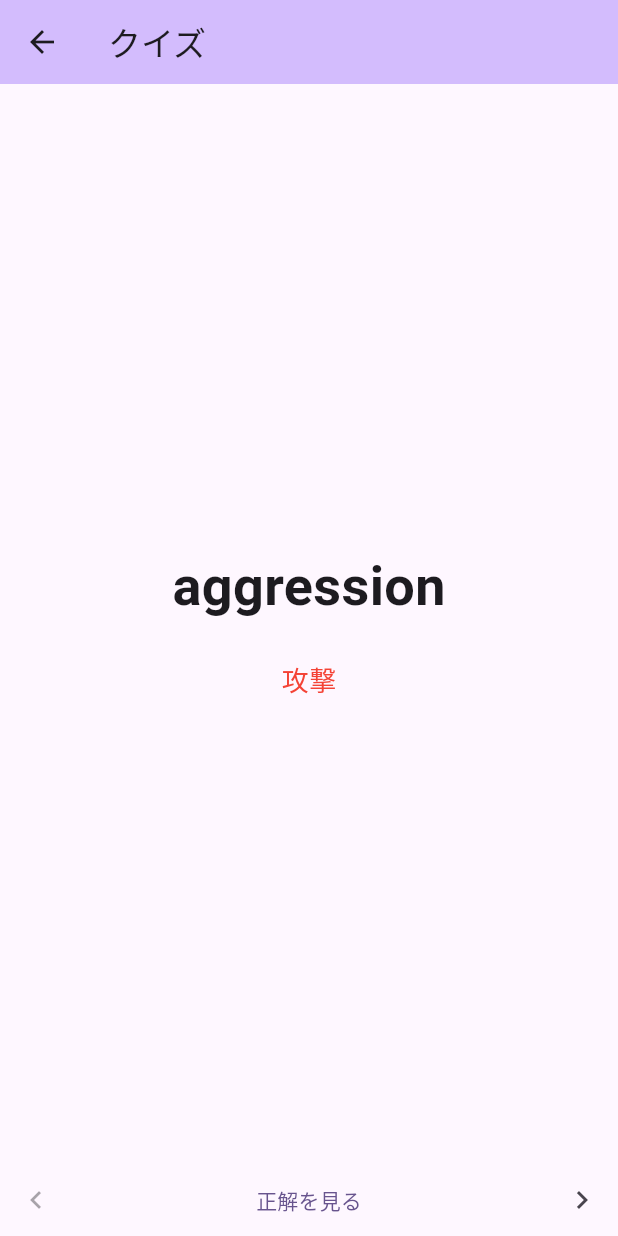
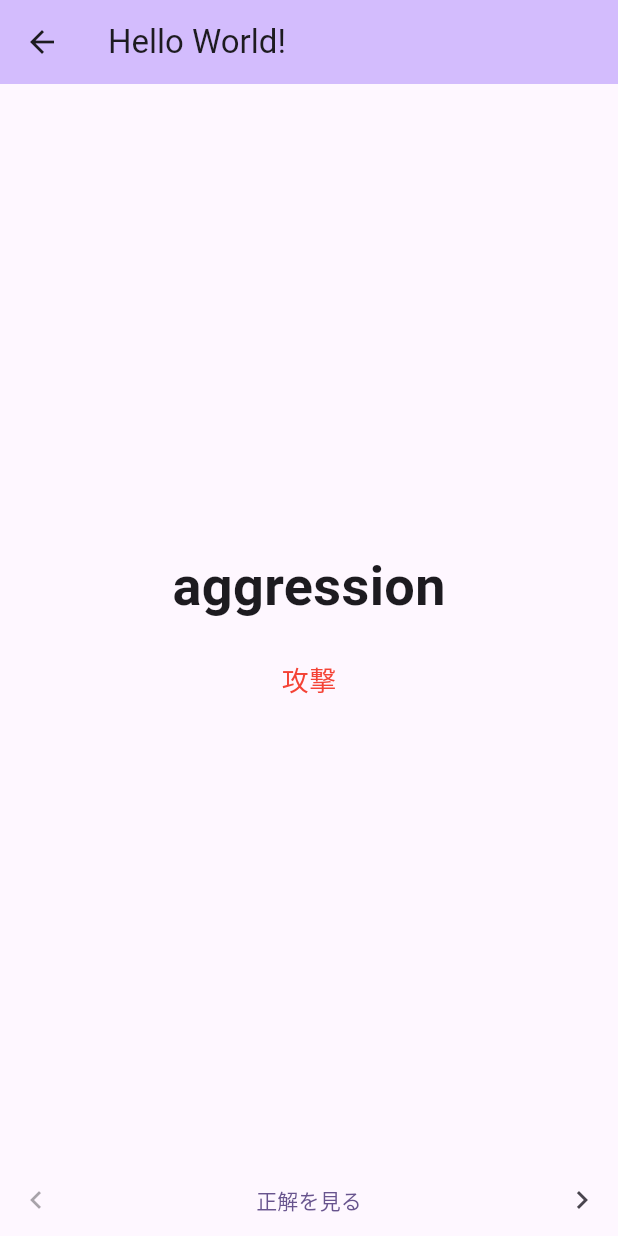
Before and after one commit to ushisantoasobu/FlutterPractice2023, a Flutter app: the WordQuizPage screen opened directly, after a tap on "正解を見る", on a phone screen of 412 x 824 dp. Run offline on Flutter 3.47's test engine with Material 3 defaults, Android fonts, the phone set to English and light mode, and no system bars; generated files the repository leaves out were written again; network calls fail.

Commit message:
多言語対応を試してみる

```diff
--- /dev/null
+++ b/en_words_on_web/l10n.yaml
@@ -0,0 +1,3 @@
+arb-dir: lib/l10n
+template-arb-file: app_ja.arb
+output-localization-file: app_localizations.dart
--- /dev/null
+++ b/en_words_on_web/lib/l10n/app_en.arb
@@ -0,0 +1,6 @@
+{
+  "helloWorld": "Hello World!",
+  "@helloWorld": {
+    "description": "The conventional newborn programmer greeting"
+  }
+}
--- /dev/null
+++ b/en_words_on_web/lib/l10n/app_ja.arb
@@ -0,0 +1,6 @@
+{
+  "helloWorld": "ハローワールド!",
+  "@helloWorld": {
+    "description": "The conventional newborn programmer greeting"
+  }
+}
--- a/en_words_on_web/lib/page/word_quiz_page.dart
+++ b/en_words_on_web/lib/page/word_quiz_page.dart
@@ -1,6 +1,7 @@
 import 'package:en_words_on_web/model/word.dart';
 import 'package:en_words_on_web/repository/word_repository.dart';
 import 'package:flutter/material.dart';
+import 'package:flutter_gen/gen_l10n/app_localizations.dart';
 
 class WordQuizPage extends StatefulWidget {
   const WordQuizPage({super.key});
@@ -54,7 +55,8 @@ class _WordQuizPageState extends State<WordQuizPage> {
     return Scaffold(
         appBar: AppBar(
             backgroundColor: Theme.of(context).colorScheme.inversePrimary,
-            title: const Text('クイズ')),
+            // title: const Text('クイズ')),
+            title: Text(AppLocalizations.of(context)!.helloWorld)),
         body: SafeArea(
             child: Column(
           children: [
--- a/en_words_on_web/pubspec.yaml
+++ b/en_words_on_web/pubspec.yaml
@@ -39,6 +39,10 @@ dependencies:
   url_launcher: ^6.2.2
   http: ^1.1.2
 
+  flutter_localizations:
+    sdk: flutter
+  intl: any
+
 dev_dependencies:
   flutter_test:
     sdk: flutter
@@ -55,6 +59,7 @@ dev_dependencies:
 
 # The following section is specific to Flutter packages.
 flutter:
+  generate: true
 
   # The following line ensures that the Material Icons font is
   # included with your application, so that you can use the icons in
```
Also changed, not shown: en_words_on_web/lib/main.dart (+12 -3 lines), en_words_on_web/pubspec.lock.
